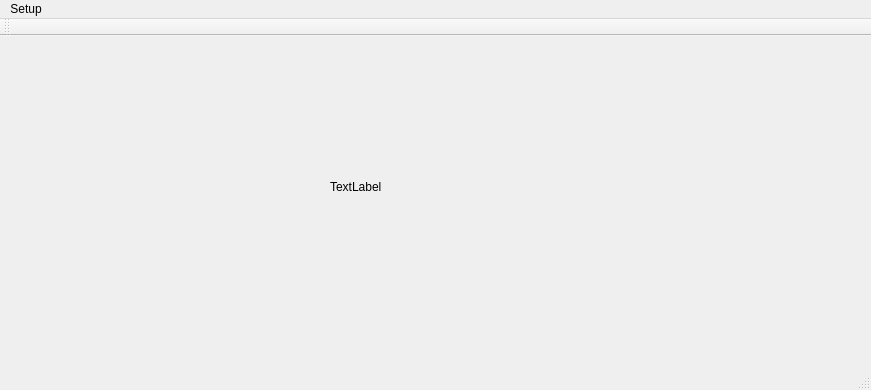
Old version of the form mainwindow.ui in the repository elinux9000/mzterm.
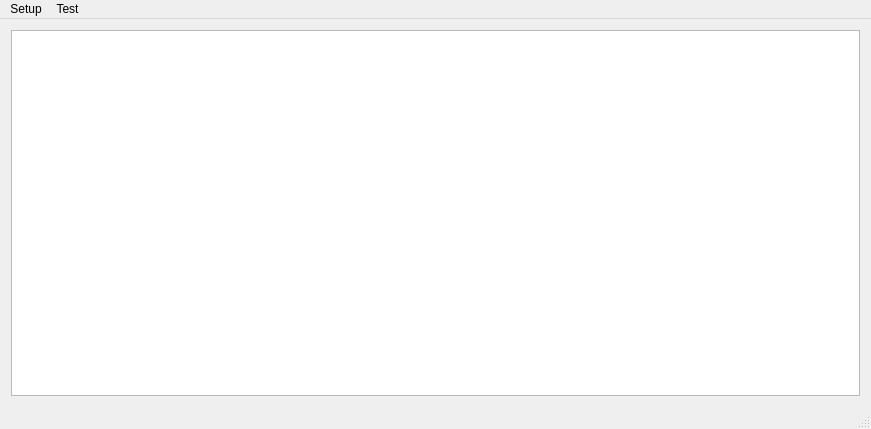
New version of the form.

Commit message: Added tests, valgrind suppression file, valgrind script

The edit to the form file:
```diff
--- a/mainwindow.ui
+++ b/mainwindow.ui
@@ -7,26 +7,18 @@
     <x>0</x>
     <y>0</y>
     <width>871</width>
-    <height>390</height>
+    <height>429</height>
    </rect>
   </property>
   <property name="windowTitle">
    <string>MainWindow</string>
   </property>
   <widget class="QWidget" name="centralWidget">
-   <widget class="QLabel" name="label">
-    <property name="geometry">
-     <rect>
-      <x>330</x>
-      <y>140</y>
-      <width>66</width>
-      <height>21</height>
-     </rect>
-    </property>
-    <property name="text">
-     <string>TextLabel</string>
-    </property>
-   </widget>
+   <layout class="QHBoxLayout" name="horizontalLayout">
+    <item>
+     <widget class="QTextBrowser" name="textBrowser"/>
+    </item>
+   </layout>
   </widget>
   <widget class="QMenuBar" name="menuBar">
    <property name="geometry">
@@ -34,7 +26,7 @@
      <x>0</x>
      <y>0</y>
      <width>871</width>
-     <height>26</height>
+     <height>22</height>
     </rect>
    </property>
    <widget class="QMenu" name="menuSetup">
@@ -43,15 +35,14 @@
     </property>
     <addaction name="actionSerial_port"/>
    </widget>
+   <widget class="QMenu" name="menuTest">
+    <property name="title">
+     <string>Test</string>
+    </property>
+    <addaction name="actionRun"/>
+   </widget>
    <addaction name="menuSetup"/>
-  </widget>
-  <widget class="QToolBar" name="mainToolBar">
-   <attribute name="toolBarArea">
-    <enum>TopToolBarArea</enum>
-   </attribute>
-   <attribute name="toolBarBreak">
-    <bool>false</bool>
-   </attribute>
+   <addaction name="menuTest"/>
   </widget>
   <widget class="QStatusBar" name="statusBar"/>
   <action name="actionSerial_port">
```
Left out of the diff: 5 changed lines with no effect on the pictures. The commit also changes 9 other files.
